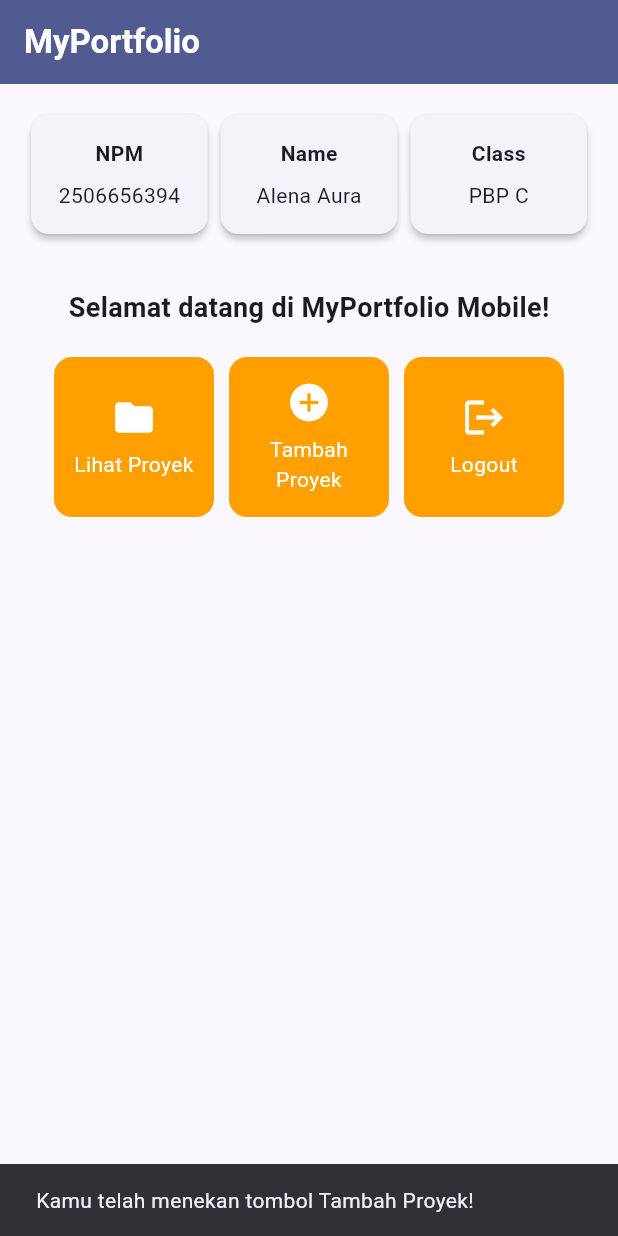
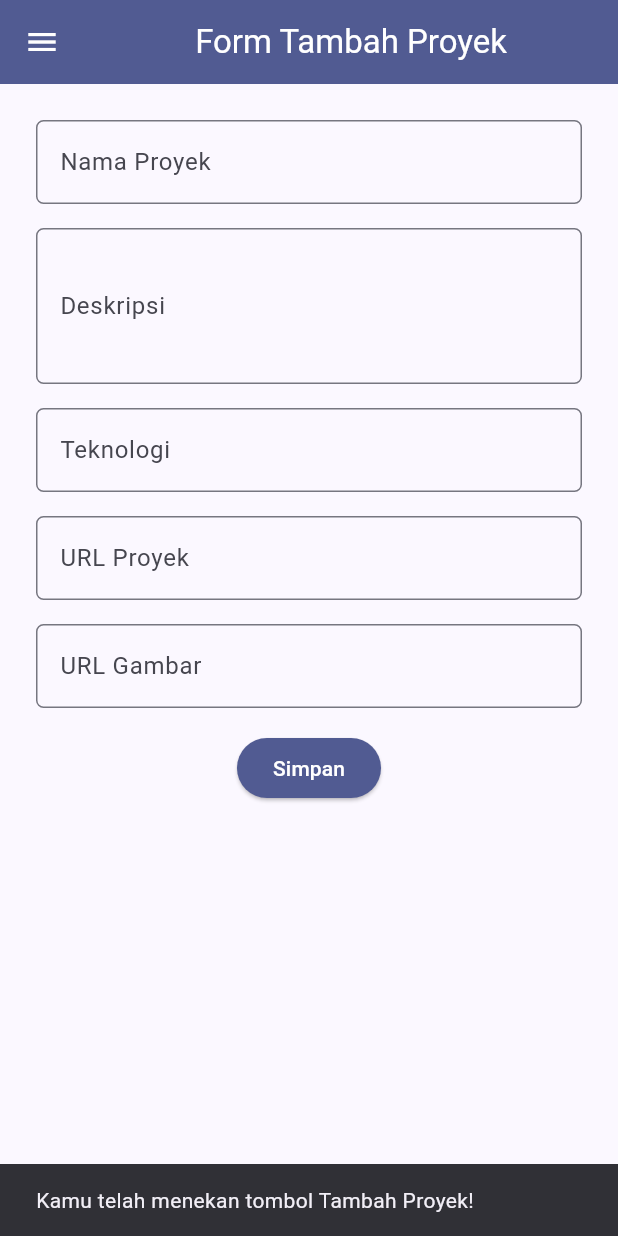
Before and after one commit to alena-aura/myportofolio_mobile, a Flutter app: the screen it shows after launch, after a tap on "Tambah Proyek", on a phone screen of 412 x 824 dp. Run offline on Flutter 3.47's test engine with Material 3 defaults, Android fonts, the phone set to English and light mode, and no system bars.

Commit message:
feat(tutorial-09): complete navigation, drawer, and project form

```diff
--- a/lib/main.dart
+++ b/lib/main.dart
@@ -1,5 +1,5 @@
 import 'package:flutter/material.dart';
-import 'package:myportofolio_mobile/menu.dart';
+import 'package:myportofolio_mobile/screens/menu.dart';
 
 void main() {
   runApp(const MyApp());
--- a/lib/menu.dart
+++ b/lib/screens/menu.dart
@@ -1,4 +1,6 @@
 import 'package:flutter/material.dart';
+import 'package:myportofolio_mobile/widgets/left_drawer.dart';
+import 'package:myportofolio_mobile/widgets/project_card.dart';
 
 class MyHomePage extends StatelessWidget {
   MyHomePage({super.key});
@@ -7,16 +9,27 @@ class MyHomePage extends StatelessWidget {
   final String nama = "Alena Aura";
   final String kelas = "PBP C";
 
+  final List<ItemHomepage> items = [
+    ItemHomepage("Lihat Proyek", Icons.folder),
+    ItemHomepage("Tambah Proyek", Icons.add_circle),
+    ItemHomepage("Logout", Icons.logout),
+  ];
+
   @override
   Widget build(BuildContext context) {
     return Scaffold(
       appBar: AppBar(
         title: const Text(
           'MyPortfolio',
-          style: TextStyle(color: Colors.white, fontWeight: FontWeight.bold),
+          style: TextStyle(
+            color: Colors.white,
+            fontWeight: FontWeight.bold,
+          ),
         ),
         backgroundColor: Theme.of(context).colorScheme.primary,
+        iconTheme: const IconThemeData(color: Colors.white),
       ),
+      drawer: const LeftDrawer(),
       body: Padding(
         padding: const EdgeInsets.all(16.0),
         child: Column(
@@ -63,12 +76,6 @@ class MyHomePage extends StatelessWidget {
       ),
     );
   }
-
-  final List<ItemHomepage> items = [
-    ItemHomepage("Lihat Proyek", Icons.folder),
-    ItemHomepage("Tambah Proyek", Icons.add_circle),
-    ItemHomepage("Logout", Icons.logout),
-  ];
 }
 
 class InfoCard extends StatelessWidget {
@@ -86,7 +93,10 @@ class InfoCard extends StatelessWidget {
         padding: const EdgeInsets.all(16.0),
         child: Column(
           children: [
-            Text(title, style: const TextStyle(fontWeight: FontWeight.bold)),
+            Text(
+              title,
+              style: const TextStyle(fontWeight: FontWeight.bold),
+            ),
             const SizedBox(height: 8.0),
             Text(content),
           ],
@@ -95,52 +105,3 @@ class InfoCard extends StatelessWidget {
     );
   }
 }
-
-class ItemHomepage {
-  final String name;
-  final IconData icon;
-
-  ItemHomepage(this.name, this.icon);
-}
-
-class ItemCard extends StatelessWidget {
-  final ItemHomepage item;
-
-  const ItemCard(this.item, {super.key});
-
-  @override
-  Widget build(BuildContext context) {
-    return Material(
-      color: Theme.of(context).colorScheme.secondary,
-      borderRadius: BorderRadius.circular(12),
-      child: InkWell(
-        onTap: () {
-          ScaffoldMessenger.of(context)
-            ..hideCurrentSnackBar()
-            ..showSnackBar(
-              SnackBar(
-                content: Text("Kamu telah menekan tombol ${item.name}!"),
-              ),
-            );
-        },
-        child: Container(
-          padding: const EdgeInsets.all(8),
-          child: Center(
-            child: Column(
-              mainAxisAlignment: MainAxisAlignment.center,
-              children: [
-                Icon(item.icon, color: Colors.white, size: 30.0),
-                const Padding(padding: EdgeInsets.all(3)),
-                Text(
-                  item.name,
-                  textAlign: TextAlign.center,
-                  style: const TextStyle(color: Colors.white),
-                ),
-              ],
-            ),
-          ),
-        ),
-      ),
-    );
-  }
-}
--- /dev/null
+++ b/lib/screens/project_form.dart
@@ -0,0 +1,235 @@
+import 'package:flutter/material.dart';
+import 'package:myportofolio_mobile/widgets/left_drawer.dart';
+
+class ProjectFormPage extends StatefulWidget {
+  const ProjectFormPage({super.key});
+
+  @override
+  State<ProjectFormPage> createState() => _ProjectFormPageState();
+}
+
+class _ProjectFormPageState extends State<ProjectFormPage> {
+  final _formKey = GlobalKey<FormState>();
+  String _title = "";
+  String _description = "";
+  String _techStack = "";
+  String _projectUrl = "";
+  String _projectImageUrl = "";
+
+  @override
+  Widget build(BuildContext context) {
+    return Scaffold(
+      appBar: AppBar(
+        title: const Center(
+          child: Text(
+            'Form Tambah Proyek',
+          ),
+        ),
+        backgroundColor: Theme.of(context).colorScheme.primary,
+        foregroundColor: Colors.white,
+      ),
+      drawer: const LeftDrawer(),
+      body: Form(
+        key: _formKey,
+        child: SingleChildScrollView(
+          child: Padding(
+            padding: const EdgeInsets.all(16.0),
+            child: Column(
+              crossAxisAlignment: CrossAxisAlignment.start,
+              children: [
+                // Input Nama Proyek
+                Padding(
+                  padding: const EdgeInsets.all(8.0),
+                  child: TextFormField(
+                    decoration: InputDecoration(
+                      hintText: "Nama Proyek",
+                      labelText: "Nama Proyek",
+                      border: OutlineInputBorder(
+                        borderRadius: BorderRadius.circular(5.0),
+                      ),
+                    ),
+                    onChanged: (String? value) {
+                      setState(() {
+                        _title = value ?? "";
+                      });
+                    },
+                    validator: (String? value) {
+                      if (value == null || value.trim().isEmpty) {
+                        return "Nama proyek tidak boleh kosong!";
+                      }
+                      return null;
+                    },
+                  ),
+                ),
+                // Input Deskripsi
+                Padding(
+                  padding: const EdgeInsets.all(8.0),
+                  child: TextFormField(
+                    maxLines: 3,
+                    decoration: InputDecoration(
+                      hintText: "Deskripsi",
+                      labelText: "Deskripsi",
+                      border: OutlineInputBorder(
+                        borderRadius: BorderRadius.circular(5.0),
+                      ),
+                    ),
+                    onChanged: (String? value) {
+                      setState(() {
+                        _description = value ?? "";
+                      });
+                    },
+                    validator: (String? value) {
+                      if (value == null || value.trim().isEmpty) {
+                        return "Deskripsi tidak boleh kosong!";
+                      }
+                      return null;
+                    },
+                  ),
+                ),
+                // Input Teknologi
+                Padding(
+                  padding: const EdgeInsets.all(8.0),
+                  child: TextFormField(
+                    decoration: InputDecoration(
+                      hintText: "Teknologi (contoh: Flutter, Django)",
+                      labelText: "Teknologi",
+                      border: OutlineInputBorder(
+                        borderRadius: BorderRadius.circular(5.0),
+                      ),
+                    ),
+                    onChanged: (String? value) {
+                      setState(() {
+                        _techStack = value ?? "";
+                      });
+                    },
+                    validator: (String? value) {
+                      if (value == null || value.trim().isEmpty) {
+                        return "Teknologi tidak boleh kosong!";
+                      }
+                      return null;
+                    },
+                  ),
+                ),
+                // Input URL Proyek
+                Padding(
+                  padding: const EdgeInsets.all(8.0),
+                  child: TextFormField(
+                    decoration: InputDecoration(
+                      hintText: "URL Proyek (opsional)",
+                      labelText: "URL Proyek",
+                      border: OutlineInputBorder(
+                        borderRadius: BorderRadius.circular(5.0),
+                      ),
+                    ),
+                    onChanged: (String? value) {
+                      setState(() {
+                        _projectUrl = value ?? "";
+                      });
+                    },
+                    validator: (String? value) {
+                      if (value != null && value.trim().isNotEmpty) {
+                        final uri = Uri.tryParse(value.trim());
+                        if (uri == null || !uri.hasScheme || !uri.hasAuthority) {
+                          return "Masukkan URL yang valid (contoh: https://...)";
+                        }
+                      }
+                      return null;
+                    },
+                  ),
+                ),
+                // Input URL Gambar
+                Padding(
+                  padding: const EdgeInsets.all(8.0),
+                  child: TextFormField(
+                    decoration: InputDecoration(
+                      hintText: "URL Gambar Proyek (opsional)",
+                      labelText: "URL Gambar",
+                      border: OutlineInputBorder(
+                        borderRadius: BorderRadius.circular(5.0),
+                      ),
+                    ),
+                    onChanged: (String? value) {
+                      setState(() {
+                        _projectImageUrl = value ?? "";
+                      });
+                    },
+                    validator: (String? value) {
+                      if (value != null && value.trim().isNotEmpty) {
+                        final uri = Uri.tryParse(value.trim());
+                        if (uri == null || !uri.hasScheme || !uri.hasAuthority) {
+                          return "Masukkan URL gambar yang valid";
+                        }
+                      }
+                      return null;
+                    },
+                  ),
+                ),
+                // Tombol Simpan
+                Align(
+                  alignment: Alignment.bottomCenter,
+                  child: Padding(
+                    padding: const EdgeInsets.all(8.0),
+                    child: ElevatedButton(
+                      style: ButtonStyle(
+                        backgroundColor: WidgetStateProperty.all(
+                          Theme.of(context).colorScheme.primary,
+                        ),
+                      ),
+                      onPressed: () {
+                        if (_formKey.currentState!.validate()) {
+                          showDialog(
+                            context: context,
+                            builder: (context) {
+                              return AlertDialog(
+                                title: const Text('Proyek Berhasil Disimpan'),
+                                content: SingleChildScrollView(
+                                  child: Column(
+                                    crossAxisAlignment:
+                                        CrossAxisAlignment.start,
+                                    children: [
+                                      Text('Nama Proyek: $_title'),
+                                      Text('Deskripsi: $_description'),
+                                      Text('Teknologi: $_techStack'),
+                                      if (_projectUrl.trim().isNotEmpty)
+                                        Text('URL: $_projectUrl'),
+                                      if (_projectImageUrl.trim().isNotEmpty)
+                                        Text('URL Gambar: $_projectImageUrl'),
+                                    ],
+                                  ),
+                                ),
+                                actions: [
+                                  TextButton(
+                                    child: const Text('OK'),
+                                    onPressed: () {
+                                      Navigator.pop(context);
+                                      _formKey.currentState!.reset();
+                                      setState(() {
+                                        _title = "";
+                                        _description = "";
+                                        _techStack = "";
+                                        _projectUrl = "";
+                                        _projectImageUrl = "";
+                                      });
+                                    },
+                                  ),
+                                ],
+                              );
+                            },
+                          );
+                        }
+                      },
+                      child: const Text(
+                        "Simpan",
+                        style: TextStyle(color: Colors.white),
+                      ),
+                    ),
+                  ),
+                ),
+              ],
+            ),
+          ),
+        ),
+      ),
+    );
+  }
+}
--- /dev/null
+++ b/lib/widgets/left_drawer.dart
@@ -0,0 +1,70 @@
+import 'package:flutter/material.dart';
+import 'package:myportofolio_mobile/screens/menu.dart';
+import 'package:myportofolio_mobile/screens/project_form.dart';
+
+class LeftDrawer extends StatelessWidget {
+  const LeftDrawer({super.key});
+
+  @override
+  Widget build(BuildContext context) {
+    return Drawer(
+      child: ListView(
+        children: [
+          DrawerHeader(
+            decoration: BoxDecoration(
+              color: Theme.of(context).colorScheme.primary,
+            ),
+            child: const Column(
+              mainAxisAlignment: MainAxisAlignment.center,
+              children: [
+                Text(
+                  'MyPortfolio',
+                  textAlign: TextAlign.center,
+                  style: TextStyle(
+                    fontSize: 24,
+                    fontWeight: FontWeight.bold,
+                    color: Colors.white,
+                  ),
+                ),
+                Padding(padding: EdgeInsets.all(8)),
+                Text(
+                  "Kelola portofolio pribadimu dengan mudah di sini!",
+                  textAlign: TextAlign.center,
+                  style: TextStyle(
+                    fontSize: 15,
+                    color: Colors.white,
+                    fontWeight: FontWeight.normal,
+                  ),
+                ),
+              ],
+            ),
+          ),
+          ListTile(
+            leading: const Icon(Icons.home_outlined),
+            title: const Text('Halaman Utama'),
+            onTap: () {
+              Navigator.pushReplacement(
+                context,
+                MaterialPageRoute(
+                  builder: (context) => MyHomePage(),
+                ),
+              );
+            },
+          ),
+          ListTile(
+            leading: const Icon(Icons.add_circle_outline),
+            title: const Text('Tambah Proyek'),
+            onTap: () {
+              Navigator.push(
+                context,
+                MaterialPageRoute(
+                  builder: (context) => const ProjectFormPage(),
+                ),
+              );
+            },
+          ),
+        ],
+      ),
+    );
+  }
+}
--- /dev/null
+++ b/lib/widgets/project_card.dart
@@ -0,0 +1,64 @@
+import 'package:flutter/material.dart';
+import 'package:myportofolio_mobile/screens/project_form.dart';
+
+class ItemHomepage {
+  final String name;
+  final IconData icon;
+
+  ItemHomepage(this.name, this.icon);
+}
+
+class ItemCard extends StatelessWidget {
+  final ItemHomepage item;
+
+  const ItemCard(this.item, {super.key});
+
+  @override
+  Widget build(BuildContext context) {
+    return Material(
+      color: Theme.of(context).colorScheme.secondary,
+      borderRadius: BorderRadius.circular(12),
+      child: InkWell(
+        onTap: () {
+          ScaffoldMessenger.of(context)
+            ..hideCurrentSnackBar()
+            ..showSnackBar(
+              SnackBar(
+                content: Text("Kamu telah menekan tombol ${item.name}!"),
+              ),
+            );
+
+          if (item.name == "Tambah Proyek") {
+            Navigator.push(
+              context,
+              MaterialPageRoute(
+                builder: (context) => const ProjectFormPage(),
+              ),
+            );
+          }
+        },
+        child: Container(
+          padding: const EdgeInsets.all(8),
+          child: Center(
+            child: Column(
+              mainAxisAlignment: MainAxisAlignment.center,
+              children: [
+                Icon(
+                  item.icon,
+                  color: Colors.white,
+                  size: 30.0,
+                ),
+                const Padding(padding: EdgeInsets.all(3)),
+                Text(
+                  item.name,
+                  textAlign: TextAlign.center,
+                  style: const TextStyle(color: Colors.white),
+                ),
+              ],
+            ),
+          ),
+        ),
+      ),
+    );
+  }
+}
```
